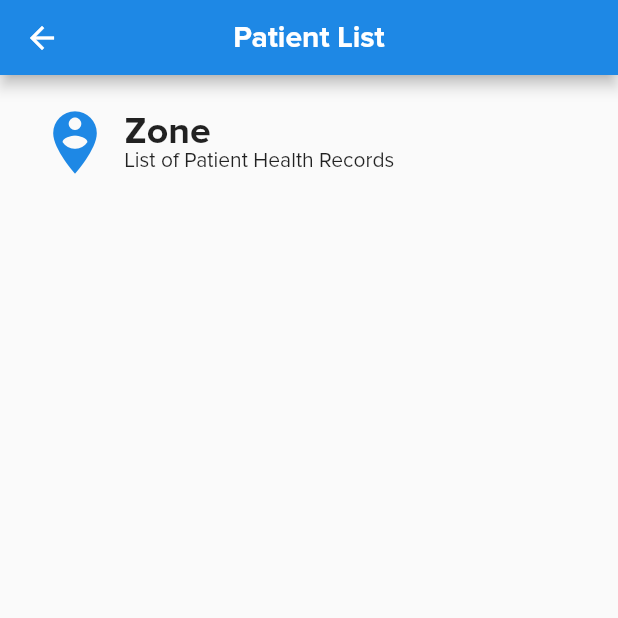
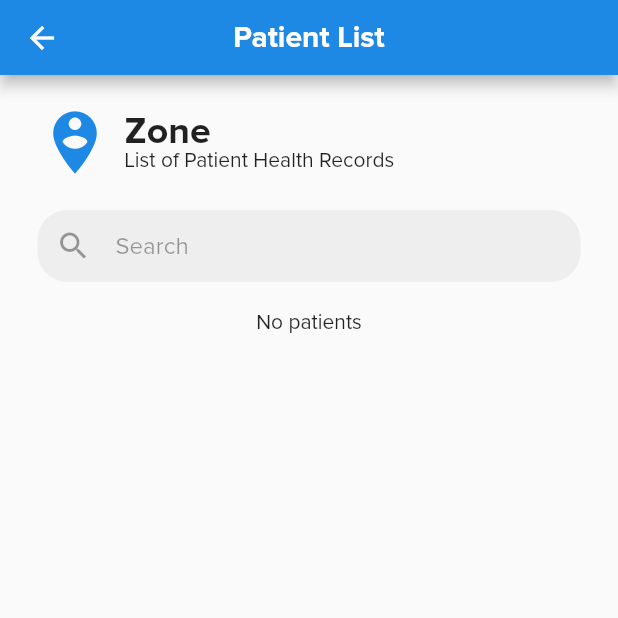
Before and after one commit to whackurt/hrms-frontend, a Flutter app: the HRMSPatientListScreen screen opened directly with empty values, on a phone screen of 412 x 824 dp, the top half of it. Run offline on Flutter 3.47's test engine with Material 2 defaults, Android fonts, the phone set to English and light mode, and no system bars; our stand-ins replace date_field, flutter_spinkit, shared_preferences; accounts and stored records are empty; network calls fail.

Commit message:
feat: search patient in zone

```diff
--- a/lib/features/health_record/screens/patient_record/patient_list_screen.dart
+++ b/lib/features/health_record/screens/patient_record/patient_list_screen.dart
@@ -19,6 +19,7 @@ class _HRMSPatientListScreenState extends State<HRMSPatientListScreen> {
   PatientController patientController = PatientController();
 
   List patients = [];
+  var query = '';
 
   @override
   void initState() {
@@ -32,7 +33,16 @@ class _HRMSPatientListScreenState extends State<HRMSPatientListScreen> {
 
     var zoneNumber = zoneData['zoneNumber'];
 
-    patients = patientProvider.patientList
+    patients = query != ''
+        ? patients.where((patient) {
+            String firstName = patient['firstName'].toLowerCase();
+            String lastName = patient['lastName'].toLowerCase();
+            String searchQuery = query.toLowerCase();
+
+            return firstName.contains(searchQuery) ||
+                lastName.contains(searchQuery);
+          }).toList()
+        : patientProvider.patientList
             .where((patient) => patient['zone']['_id'] == zoneData['zoneId'])
             .toList();
 
@@ -69,7 +79,30 @@ class _HRMSPatientListScreenState extends State<HRMSPatientListScreen> {
                 ],
               ),
               const SizedBox(height: 20.0),
-              Column(
+              Container(
+                padding: const EdgeInsets.symmetric(horizontal: 12.0),
+                decoration: BoxDecoration(
+                  color: Colors.grey[200],
+                  borderRadius: BorderRadius.circular(20.0),
+                ),
+                child: TextFormField(
+                  enabled: patients.isNotEmpty,
+                  onChanged: (value) {
+                    setState(() {
+                      query = value;
+                    });
+                  },
+                  decoration: const InputDecoration(
+                    border: InputBorder.none,
+                    hintText: 'Search',
+                    icon: Icon(Icons.search),
+                  ),
+                ),
+              ),
+              const SizedBox(height: 20.0),
+              patients.isEmpty
+                  ? const Text('No patients')
+                  : Column(
                       children: patients.map((patient) {
                         return Padding(
                           padding: const EdgeInsets.symmetric(vertical: 5.0),
```
Lines whose indentation alone changed are shown as unchanged.
